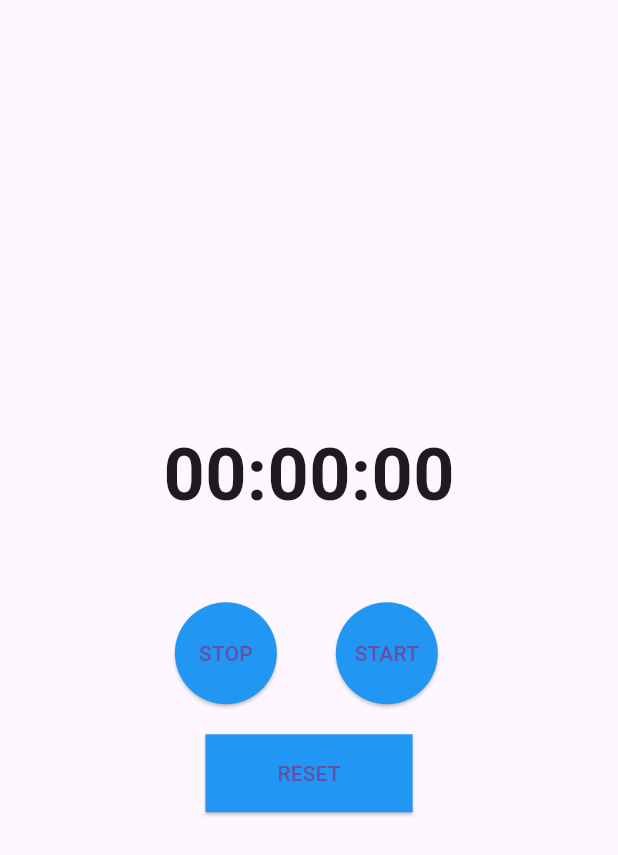
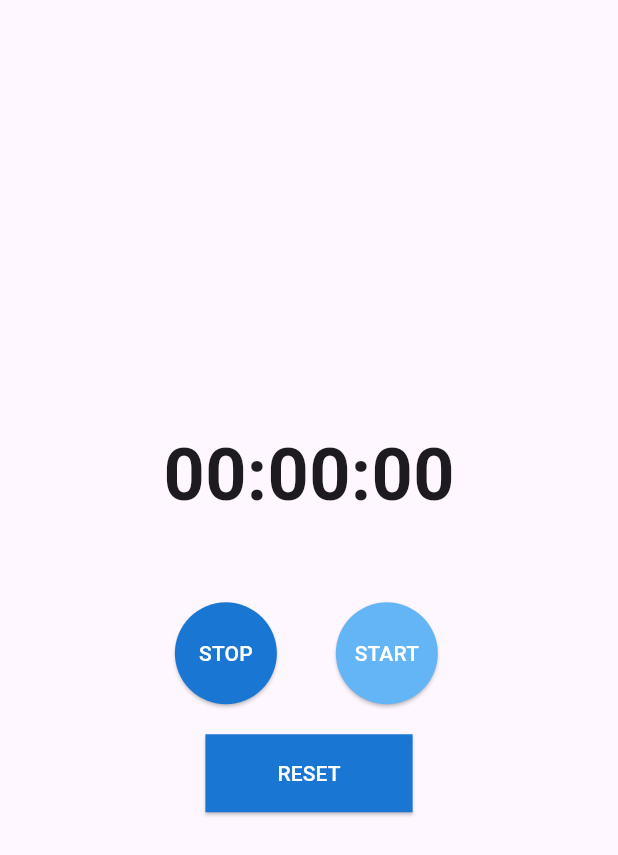
Before and after one commit to bigbenbigben/soloud_app, a Flutter app: the screen it shows after launch, on a phone screen of 412 x 824 dp. Shown: the top 855 px of the screen. Run offline on Flutter 3.47's test engine with Material 3 defaults, Android fonts, the phone set to English and light mode, and no system bars.

Commit message:
文字色調整

```diff
--- a/lib/main.dart
+++ b/lib/main.dart
@@ -79,21 +79,21 @@
               children: [
                 ElevatedButton(
                   onPressed: _stopTimer,
-                  child: Text('STOP'),
+                  child: Text('STOP', style: TextStyle(color: Colors.white)), // 文字色を白に
                   style: ElevatedButton.styleFrom(
                     shape: CircleBorder(),
                     padding: EdgeInsets.all(24),
-                    backgroundColor: Colors.blue,
+                    backgroundColor: Colors.blue[700], // 濃い青に変更
                   ),
                 ),
                 SizedBox(width: 20),
                 ElevatedButton(
                   onPressed: _startTimer,
-                  child: Text('START'),
+                  child: Text('START', style: TextStyle(color: Colors.white)), // 文字色を白に
                   style: ElevatedButton.styleFrom(
                     shape: CircleBorder(),
                     padding: EdgeInsets.all(24),
-                    backgroundColor: Colors.blue,
+                    backgroundColor: Colors.blue[300], // 薄い青に変更
                   ),
                 ),
               ],
@@ -101,11 +101,11 @@
             SizedBox(height: 20), // STOPとSTARTの間にスペースを追加
             ElevatedButton(
               onPressed: _resetTimer,
-              child: Text('RESET'),
+              child: Text('RESET', style: TextStyle(color: Colors.white)), // 文字色を白に
               style: ElevatedButton.styleFrom(
                 shape: RoundedRectangleBorder(),
                 padding: EdgeInsets.symmetric(horizontal: 48, vertical: 16), // 長方形のサイズを設定
-                backgroundColor: Colors.blue,
+                backgroundColor: Colors.blue[700], // 濃い青に変更
               ),
             ),
           ],
```
